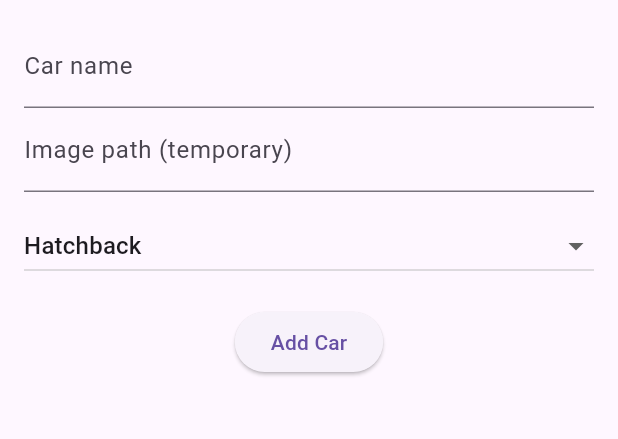
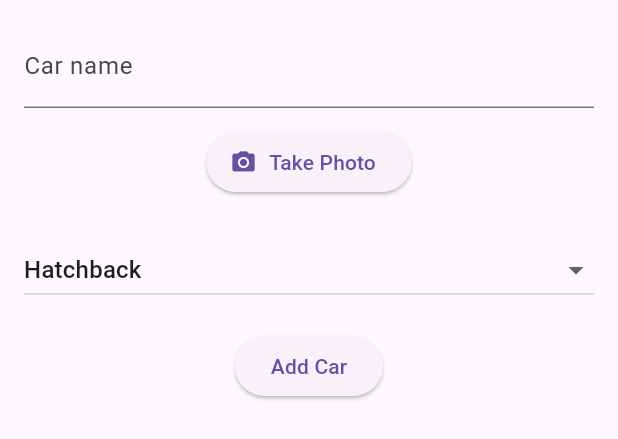
Before and after one commit to Mig-Val/carShowroomApp, a Flutter app: the AddCar widget shown alone on an empty page, opened directly with empty values, after a tap on "Add Car", on a phone screen of 412 x 824 dp. Shown: the top 439 px of the screen. Run offline on Flutter 3.47's test engine with Material 3 defaults, Android fonts, the phone set to English and light mode, and no system bars; our stand-ins replace image_picker.

Commit message:
added camera feature to take a photo when adding a car. the photo is then displayed in the placeholder

```diff
--- a/lib/Screens/add_car.dart
+++ b/lib/Screens/add_car.dart
@@ -1,5 +1,7 @@
 import 'package:flutter/material.dart';
 import '../Model/car.dart';
+import 'dart:io';
+import 'package:image_picker/image_picker.dart';
 
 class AddCar extends StatefulWidget {
   final void Function(Car car) onAddCar;
@@ -12,13 +14,27 @@ class AddCar extends StatefulWidget {
 
 class _AddCarState extends State<AddCar> {
   final _nameController = TextEditingController();
-  final _imagePathController = TextEditingController();
+  //final _imagePathController = TextEditingController();
+  File? _pickedImage;
 
   Category _selectedCategory = Category.hatchBack;
 
+  Future<void> _takePhoto() async {
+    final picker = ImagePicker();
+    final pickedFile = await picker.pickImage(
+      source: ImageSource.camera,
+      imageQuality: 80,
+    );
+
+    if (pickedFile == null) return;
+
+    setState(() {
+      _pickedImage = File(pickedFile.path);
+    });
+  }
+
   void _submit() {
-    if (_nameController.text.trim().isEmpty ||
-        _imagePathController.text.trim().isEmpty) {
+    if (_nameController.text.trim().isEmpty || _pickedImage == null) {
       return;
     }
 
@@ -26,7 +42,8 @@ class _AddCarState extends State<AddCar> {
       Car(
         name: _nameController.text.trim(),
         category: _selectedCategory,
-        imagePath: _imagePathController.text.trim(),
+        imagePath: _pickedImage!.path,
+        isAssetImage: false,
       ),
     );
 
@@ -49,12 +66,21 @@ class _AddCarState extends State<AddCar> {
             controller: _nameController,
             decoration: const InputDecoration(labelText: 'Car name'),
           ),
-          TextField(
-            controller: _imagePathController,
-            decoration: const InputDecoration(
-              labelText: 'Image path (temporary)',
+          const SizedBox(height: 12),
+          ElevatedButton.icon(
+            onPressed: _takePhoto,
+            icon: const Icon(Icons.camera_alt),
+            label: const Text('Take Photo'),
+          ),
+          const SizedBox(height: 12),
+          if (_pickedImage != null)
+            Image.file(
+              _pickedImage!,
+              height: 150,
+              width: double.infinity,
+              fit: BoxFit.cover,
             ),
-          ),
+
           const SizedBox(height: 12),
           DropdownButton<Category>(
             value: _selectedCategory,
--- a/pubspec.yaml
+++ b/pubspec.yaml
@@ -10,6 +10,8 @@ dependencies:
   flutter:
     sdk: flutter
   uuid: ^4.5.2
+  image_picker: ^1.0.7
+
 
 dev_dependencies:
   flutter_test:
```
Also changed, not shown: lib/Screens/cars_screen.dart (+13 -13 lines), pubspec.lock, 7 other files.
